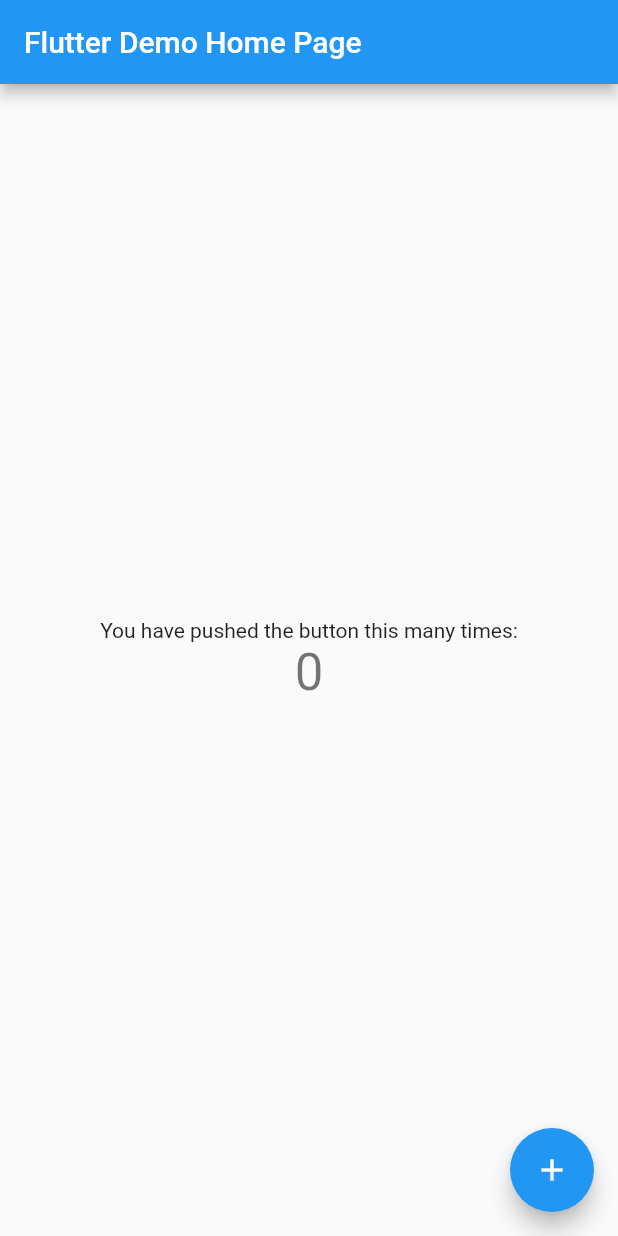
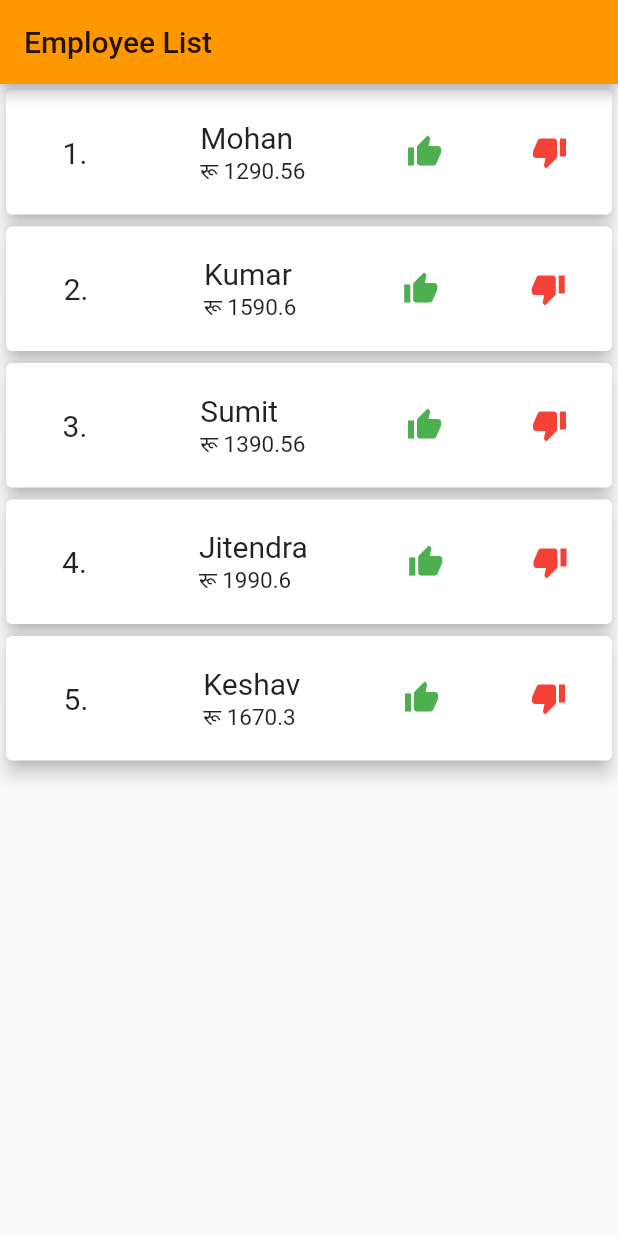
Before and after one commit to MohanDhakal/flutter-bloc, a Flutter app: the screen it shows after launch, on a phone screen of 412 x 824 dp. Run offline on Flutter 3.47's test engine with Material 2 defaults, Android fonts, the phone set to English and light mode, and no system bars.

Commit message:
bloc added for increementing and decreementing employee's salary

```diff
--- a/lib/employee.dart
+++ b/lib/employee.dart
@@ -0,0 +1,27 @@
+class Employee{
+
+  int _id;
+  double _salary;
+  String _name;
+
+  int get id => _id;
+
+  set id(int value) {
+    _id = value;
+  }
+
+  Employee(this._id, this._salary, this._name);
+
+  double get salary => _salary;
+
+  String get name => _name;
+
+  set name(String value) {
+    _name = value;
+  }
+
+  set salary(double value) {
+    _salary = value;
+  }
+
+}
--- a/lib/employee_bloc.dart
+++ b/lib/employee_bloc.dart
@@ -0,0 +1,67 @@
+import 'dart:async';
+import 'employee.dart';
+
+class EmployeeBloc {
+  /*
+  * Steps for implementing BLOC
+  * todo: 1. crete List of employee
+  * todo: 2. Stream Controllers
+  * todo: 3. Stream Sink getter
+  * todo: 4 constructor -add data;listen to the changes on the data
+  * todo: 5 core functions
+  * todo: dispose */
+
+  List<Employee> _employeeList = [
+    Employee(1, 1290.56, "Mohan"),
+    Employee(2, 1590.6, "Kumar "),
+    Employee(3, 1390.56, "Sumit"),
+    Employee(4, 1990.6, "Jitendra"),
+    Employee(5, 1670.3, "Keshav"),
+  ];
+
+  final _employeelistStreamController = StreamController<List<Employee>>();
+  final _employeeSalaryIncreementStreamController =
+      StreamController<Employee>();
+  final _employeeSalaryDicreementStreamController =
+      StreamController<Employee>();
+
+  //getters
+
+  Stream<List<Employee>> get employeeListStream =>
+      _employeelistStreamController.stream;
+
+  StreamSink<List<Employee>> get employeeListSink =>
+      _employeelistStreamController.sink;
+
+  StreamSink<Employee> get employeeSalaryIncreement =>
+      _employeeSalaryIncreementStreamController.sink;
+
+  StreamSink<Employee> get employeeSalaryDecreement =>
+      _employeeSalaryIncreementStreamController.sink;
+
+  EmployeeBloc() {
+    _employeelistStreamController.add(_employeeList);
+    _employeeSalaryIncreementStreamController.stream.listen(_increementSalary);
+    _employeeSalaryDicreementStreamController.stream.listen(_decreementSalary);
+  }
+
+  void _increementSalary(Employee event) {
+    double salary = event.salary;
+    double increementedSalary = event.salary * 0.2;
+    _employeeList[event.id - 1].salary = salary + increementedSalary;
+    employeeListSink.add(_employeeList);
+  }
+
+  void _decreementSalary(Employee event) {
+    double salary = event.salary;
+    double decreementedSalary = event.salary * 0.2;
+    _employeeList[event.id - 1].salary = salary - decreementedSalary;
+    employeeListSink.add(_employeeList);
+  }
+
+  void dispose() {
+    _employeeSalaryDicreementStreamController.close();
+    _employeeSalaryDicreementStreamController.close();
+    _employeelistStreamController.close();
+  }
+}
--- a/lib/homepage.dart
+++ b/lib/homepage.dart
@@ -0,0 +1,90 @@
+import 'package:flutter/material.dart';
+import 'employee.dart';
+import 'employee_bloc.dart';
+
+class HomePage extends StatefulWidget {
+  @override
+  _HomePageState createState() => _HomePageState();
+}
+
+class _HomePageState extends State<HomePage> {
+  @override
+  void dispose() {
+    super.dispose();
+  }
+
+  final EmployeeBloc _employeeBloc = new EmployeeBloc();
+
+  @override
+  Widget build(BuildContext context) {
+    return Scaffold(
+      appBar: AppBar(
+        title: Text("Employee List"),
+      ),
+      body: Container(
+        child: StreamBuilder(
+            stream: _employeeBloc.employeeListStream,
+            builder:
+                (BuildContext context, AsyncSnapshot<List<Employee>> snapshot) {
+              return ListView.builder(
+                  itemCount: snapshot.data.length,
+                  itemBuilder: (context, index) {
+                    return Card(
+                      elevation: 5.0,
+                      child: Row(
+                        mainAxisAlignment: MainAxisAlignment.spaceAround,
+                        children: <Widget>[
+                          Container(
+                            padding: EdgeInsets.all(20.0),
+                            child: Text(
+                              "${snapshot.data[index].id}.",
+                              style: TextStyle(fontSize: 20.0),
+                            ),
+                          ),
+                          Container(
+                            padding: EdgeInsets.all(20.0),
+                            child: Column(
+                              crossAxisAlignment: CrossAxisAlignment.start,
+                              children: <Widget>[
+                                Text(
+                                  "${snapshot.data[index].name}",
+                                  style: TextStyle(fontSize: 20.0),
+                                ),
+                                Text(
+                                  "रू ${snapshot.data[index].salary}",
+                                  style: TextStyle(fontSize: 15.0),
+                                ),
+                              ],
+                            ),
+                          ),
+                          Container(
+                            child: IconButton(
+                                icon: Icon(
+                                  Icons.thumb_up,
+                                  color: Colors.green,
+                                ),
+                                onPressed: () {
+                                  _employeeBloc.employeeSalaryIncreement
+                                      .add(snapshot.data[index]);
+                                }),
+                          ),
+                          Container(
+                            child: IconButton(
+                                icon: Icon(
+                                  Icons.thumb_down,
+                                  color: Colors.red,
+                                ),
+                                onPressed: () {
+                                  _employeeBloc.employeeSalaryDecreement
+                                      .add(snapshot.data[index]);
+                                }),
+                          ),
+                        ],
+                      ),
+                    );
+                  });
+            }),
+      ),
+    );
+  }
+}
--- a/lib/main.dart
+++ b/lib/main.dart
@@ -1,111 +1,20 @@
 import 'package:flutter/material.dart';
+import 'package:flutter_bloc/homepage.dart';
 
-void main() => runApp(MyApp());
+void main(){
+  runApp(MyApp());
+}
 
-class MyApp extends StatelessWidget {
-  // This widget is the root of your application.
+class MyApp extends StatelessWidget{
   @override
   Widget build(BuildContext context) {
+    // TODO: implement build
     return MaterialApp(
-      title: 'Flutter Demo',
+      title: "My Employee App",
       theme: ThemeData(
-        // This is the theme of your application.
-        //
-        // Try running your application with "flutter run". You'll see the
-        // application has a blue toolbar. Then, without quitting the app, try
-        // changing the primarySwatch below to Colors.green and then invoke
-        // "hot reload" (press "r" in the console where you ran "flutter run",
-        // or simply save your changes to "hot reload" in a Flutter IDE).
-        // Notice that the counter didn't reset back to zero; the application
-        // is not restarted.
-        primarySwatch: Colors.blue,
+        primarySwatch: Colors.orange
       ),
-      home: MyHomePage(title: 'Flutter Demo Home Page'),
+      home: HomePage(),
     );
   }
 }
-
-class MyHomePage extends StatefulWidget {
-  MyHomePage({Key key, this.title}) : super(key: key);
-
-  // This widget is the home page of your application. It is stateful, meaning
-  // that it has a State object (defined below) that contains fields that affect
-  // how it looks.
-
-  // This class is the configuration for the state. It holds the values (in this
-  // case the title) provided by the parent (in this case the App widget) and
-  // used by the build method of the State. Fields in a Widget subclass are
-  // always marked "final".
-
-  final String title;
-
-  @override
-  _MyHomePageState createState() => _MyHomePageState();
-}
-
-class _MyHomePageState extends State<MyHomePage> {
-  int _counter = 0;
-
-  void _incrementCounter() {
-    setState(() {
-      // This call to setState tells the Flutter framework that something has
-      // changed in this State, which causes it to rerun the build method below
-      // so that the display can reflect the updated values. If we changed
-      // _counter without calling setState(), then the build method would not be
-      // called again, and so nothing would appear to happen.
-      _counter++;
-    });
-  }
-
-  @override
-  Widget build(BuildContext context) {
-    // This method is rerun every time setState is called, for instance as done
-    // by the _incrementCounter method above.
-    //
-    // The Flutter framework has been optimized to make rerunning build methods
-    // fast, so that you can just rebuild anything that needs updating rather
-    // than having to individually change instances of widgets.
-    return Scaffold(
-      appBar: AppBar(
-        // Here we take the value from the MyHomePage object that was created by
-        // the App.build method, and use it to set our appbar title.
-        title: Text(widget.title),
-      ),
-      body: Center(
-        // Center is a layout widget. It takes a single child and positions it
-        // in the middle of the parent.
-        child: Column(
-          // Column is also a layout widget. It takes a list of children and
-          // arranges them vertically. By default, it sizes itself to fit its
-          // children horizontally, and tries to be as tall as its parent.
-          //
-          // Invoke "debug painting" (press "p" in the console, choose the
-          // "Toggle Debug Paint" action from the Flutter Inspector in Android
-          // Studio, or the "Toggle Debug Paint" command in Visual Studio Code)
-          // to see the wireframe for each widget.
-          //
-          // Column has various properties to control how it sizes itself and
-          // how it positions its children. Here we use mainAxisAlignment to
-          // center the children vertically; the main axis here is the vertical
-          // axis because Columns are vertical (the cross axis would be
-          // horizontal).
-          mainAxisAlignment: MainAxisAlignment.center,
-          children: <Widget>[
-            Text(
-              'You have pushed the button this many times:',
-            ),
-            Text(
-              '$_counter',
-              style: Theme.of(context).textTheme.display1,
-            ),
-          ],
-        ),
-      ),
-      floatingActionButton: FloatingActionButton(
-        onPressed: _incrementCounter,
-        tooltip: 'Increment',
-        child: Icon(Icons.add),
-      ), // This trailing comma makes auto-formatting nicer for build methods.
-    );
-  }
-}
```
Also changed, not shown: 1 other file.
